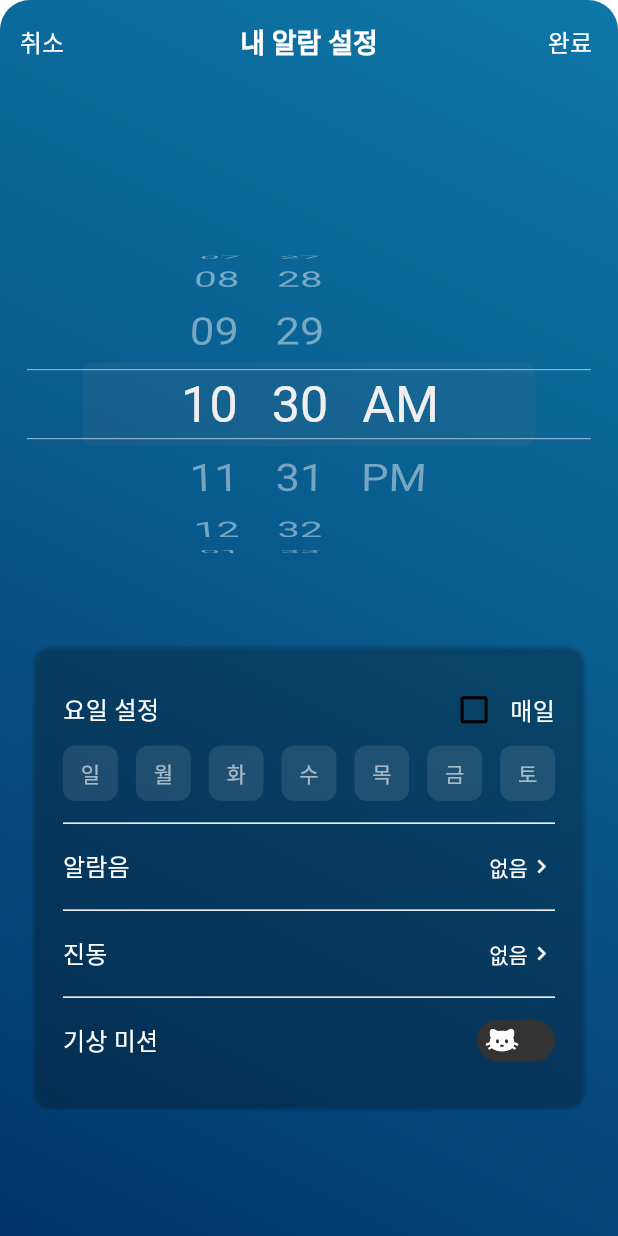
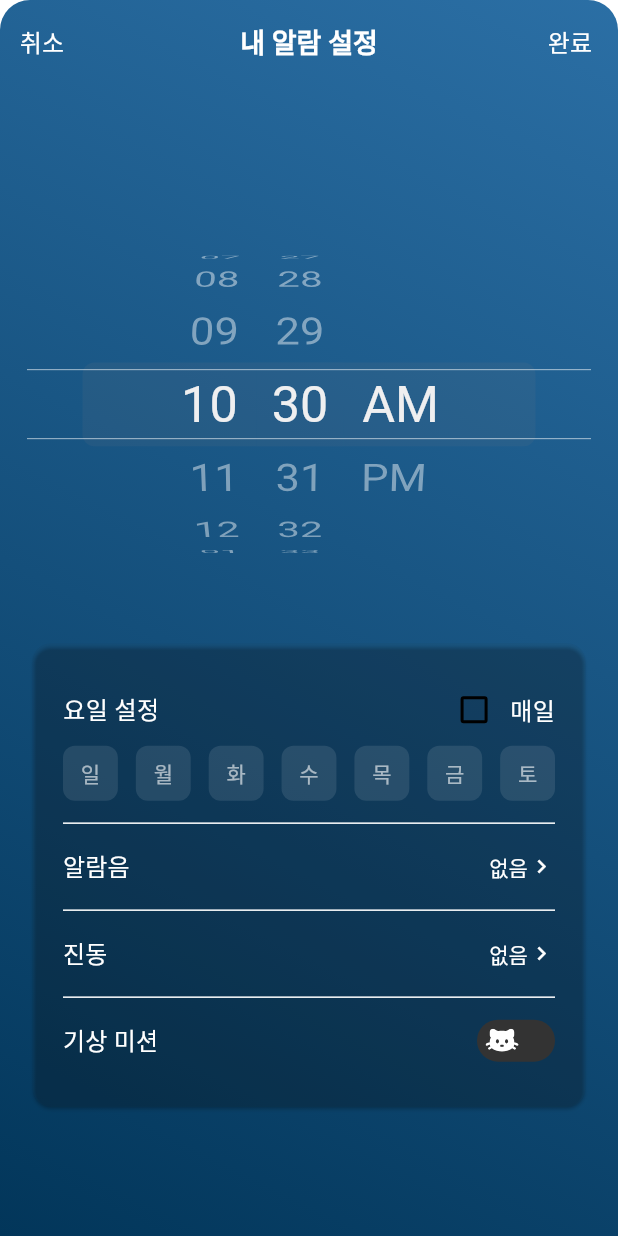
Before and after one commit to elian118/alarmi, a Flutter app: the MainScreen screen opened directly, scrolled down 576 dp, after a tap on "알람 생성", on a phone screen of 412 x 824 dp. Run offline on Flutter 3.47's test engine with Material 3 defaults, Android fonts, the phone set to English and light mode, and no system bars; our stand-ins replace animated_text_kit, awesome_notifications, flutter_animate, flutter_riverpod, flutter_svg, fluttertoast and 7 more; missing offline and left inert: shake; accounts and stored records are empty; Roboto replaces fonts that are missing (Pretendard); statements that could not run were skipped; project files that could hold a hidden picture were left out.

Commit message:
홈 > 밤 로티 이미지 적용

```diff
--- /dev/null
+++ b/lib/common/consts/raw_data/bg_gradation_color_set.dart
@@ -0,0 +1,8 @@
+import 'dart:ui';
+
+import 'package:alarmi/utils/date_utils.dart';
+
+List<Color> bgGradationColorSet = [
+  Color(isEvening() ? 0xFF101841 : 0xFF2b6fa5),
+  Color(isEvening() ? 0xFF101841 : 0xFF02365a),
+];
--- a/lib/features/alarm/screens/create_alarm_screen.dart
+++ b/lib/features/alarm/screens/create_alarm_screen.dart
@@ -1,6 +1,6 @@
+import 'package:alarmi/common/consts/raw_data/bg_gradation_color_set.dart';
 import 'package:alarmi/common/consts/sizes.dart';
 import 'package:alarmi/features/alarm/widgets/create_alarm.dart';
-import 'package:alarmi/utils/date_utils.dart';
 import 'package:flutter/material.dart';
 import 'package:go_router/go_router.dart';
 
@@ -17,8 +17,6 @@ class CreateAlarmScreen extends StatelessWidget {
 
   @override
   Widget build(BuildContext context) {
-    bool isEvening = 'good_evening' == getHourCategory();
-
     return
     // 기획 변경 시 적용
     ClipRRect(
@@ -76,14 +74,7 @@ class CreateAlarmScreen extends StatelessWidget {
                   gradient: LinearGradient(
                     begin: Alignment.topRight,
                     end: Alignment.bottomLeft,
-                    colors:
-                        !isEvening
-                            ? [
-                              Color(0xFF0d77a7),
-                              Color(0xFF08588b),
-                              Color(0xFF013569),
-                            ]
-                            : [Color(0xFF182a4e), Color(0xFF0f0923)],
+                    colors: bgGradationColorSet,
                   ),
                 ),
               ),
--- a/lib/features/alarm/widgets/alarm_settings.dart
+++ b/lib/features/alarm/widgets/alarm_settings.dart
@@ -48,14 +48,10 @@ class AlarmSettings extends StatefulWidget {
 class _AlarmSettingsState extends State<AlarmSettings> {
   String? _selectedBellId;
   String? _selectedVibrateId;
-  bool _isEvening = false;
 
   @override
   void initState() {
     super.initState();
-    setState(() {
-      _isEvening = isEvening();
-    });
     if (widget.bellId != null) _selectedBellId = widget.bellId;
     if (widget.vibrateId != null) _selectedVibrateId = widget.vibrateId;
   }
@@ -114,7 +110,7 @@ class _AlarmSettingsState extends State<AlarmSettings> {
   @override
   Widget build(BuildContext context) {
     return Card(
-      color: Colors.white.withValues(alpha: !_isEvening ? 0.01 : 0.1),
+      color: Colors.white.withValues(alpha: !isEvening() ? 0.01 : 0.1),
       child: Padding(
         padding: const EdgeInsets.all(20),
         child: Column(
--- a/lib/features/main/layers/first_main_layer.dart
+++ b/lib/features/main/layers/first_main_layer.dart
@@ -46,7 +46,6 @@ class _FirstMainLayerState extends State<FirstMainLayer>
   final Random _random = Random();
 
   bool _isInitialMotionSet = false;
-  bool _isEvening = false;
 
   @override
   void initState() {
@@ -57,14 +56,7 @@ class _FirstMainLayerState extends State<FirstMainLayer>
     );
     _catHiController = AnimationController(vsync: this, duration: 2.1.seconds);
 
-    setState(() {
-      _isEvening = isEvening();
-    });
-    // 저녁이 아닐때만 로띠 적용
-    // todo - 저녁용 로띠 애니메이션 얻으면 조건절 풀 것!
-    if (!_isEvening) {
     _setInitialCatMotionOnInitialLoad();
-    }
 
     super.initState();
   }
@@ -227,8 +219,7 @@ class _FirstMainLayerState extends State<FirstMainLayer>
               children: [
                 Positioned.fill(
                   child: Image.asset(
-                    // todo 저녁용 로띠가 있으면 아래 조건식 바꾸기
-                    !_isEvening
+                    !isEvening()
                         ? widget.backgroundImgPath
                         : widget.nightBackgroundImgPath,
                     fit: BoxFit.cover,
@@ -236,7 +227,6 @@ class _FirstMainLayerState extends State<FirstMainLayer>
                 ),
                 // todo 저녁용 로띠가 있으면 아래 조건식 바꾸기
                 // 저녁인 경우 아래 위젯 모두 감추기
-                if (!_isEvening) ...[
                 Positioned.fill(
                   child: Container(
                     alignment: Alignment.topCenter,
@@ -246,6 +236,7 @@ class _FirstMainLayerState extends State<FirstMainLayer>
                       fit: BoxFit.cover, // 잘림 무시하고 확대 - 좌우 슬라이드 애니메이션이라 상관 없음
                       height: getWinHeight(context),
                       repeat: true,
+                      visible: !isEvening(),
                     ),
                   ),
                 ),
@@ -254,7 +245,7 @@ class _FirstMainLayerState extends State<FirstMainLayer>
                     alignment: Alignment.topCenter,
                     child: buildLottieWidget(
                       assetPath:
-                            'assets/lotties/home_day_bg_sunlight_2x.json',
+                          'assets/lotties/home_${isEvening() ? 'night' : 'day'}_bg_${isEvening() ? 'star' : 'sunlight'}_2x.json',
                       controller: widget.bgSunlightLottieController,
                       repeat: true,
                     ),
@@ -262,7 +253,8 @@ class _FirstMainLayerState extends State<FirstMainLayer>
                 ),
                 Positioned.fill(
                   child: buildLottieWidget(
-                      assetPath: 'assets/lotties/home_day_bg_sea_1x_02.json',
+                    assetPath:
+                        'assets/lotties/home_${isEvening() ? 'night' : 'day'}_bg_sea_1x${isEvening() ? '' : '_02'}.json',
                     controller: widget.bgSeaLottieController,
                     repeat: true,
                   ),
@@ -278,7 +270,8 @@ class _FirstMainLayerState extends State<FirstMainLayer>
                 Align(
                   alignment: Alignment.center,
                   child: buildLottieWidget(
-                      assetPath: 'assets/lotties/home_day_cat_sit_x2_opti.json',
+                    assetPath:
+                        "assets/lotties/home_${isEvening() ? 'night' : 'day'}_cat_${isEvening() ? 'sleep_x2_90' : 'sit_x2'}_opti.json",
                     controller: _catSitController,
                     // width: getWinWidth(context) * 0.7,
                     // height: getWinWidth(context) * 0.7,
@@ -292,7 +285,7 @@ class _FirstMainLayerState extends State<FirstMainLayer>
                   alignment: Alignment.center,
                   child: buildLottieWidget(
                     assetPath:
-                          'assets/lotties/home_day_cat_wave_x2_opti.json',
+                        "assets/lotties/home_${isEvening() ? 'night' : 'day'}_cat_${isEvening() ? 'sleep_x2_90' : 'wave_x2'}_opti.json",
                     controller: _catWaveController,
                     // width: getWinWidth(context) * 0.7,
                     // height: getWinWidth(context) * 0.7,
@@ -305,7 +298,8 @@ class _FirstMainLayerState extends State<FirstMainLayer>
                 Align(
                   alignment: Alignment.center,
                   child: buildLottieWidget(
-                      assetPath: 'assets/lotties/home_day_cat_hi_x2_opti.json',
+                    assetPath:
+                        "assets/lotties/home_${isEvening() ? 'night' : 'day'}_cat_${isEvening() ? 'sleep_x2_90' : 'hi_x2'}_opti.json",
                     controller: _catHiController,
                     // width: getWinWidth(context) * 0.7,
                     // height: getWinWidth(context) * 0.7,
@@ -316,7 +310,6 @@ class _FirstMainLayerState extends State<FirstMainLayer>
                   ),
                 ),
               ],
-              ],
             ),
           ),
         ],
--- a/lib/features/main/layers/second_main_layer.dart
+++ b/lib/features/main/layers/second_main_layer.dart
@@ -1,4 +1,4 @@
-import 'package:alarmi/utils/date_utils.dart';
+import 'package:alarmi/common/consts/raw_data/bg_gradation_color_set.dart';
 import 'package:alarmi/utils/helper_utils.dart';
 import 'package:flutter/material.dart';
 
@@ -17,10 +17,7 @@ class SecondMainLayer extends StatelessWidget {
               gradient: LinearGradient(
                 begin: Alignment.topCenter,
                 end: Alignment.bottomCenter,
-                colors: [
-                  Color(isEvening() ? 0xFF101841 : 0xFF2b6fa5),
-                  Color(0xFF02365a),
-                ],
+                colors: bgGradationColorSet,
               ),
             ),
           ),
--- a/lib/features/main/screens/main_screen.dart
+++ b/lib/features/main/screens/main_screen.dart
@@ -5,12 +5,14 @@ import 'package:alarmi/features/main/layers/my_alarms_layer.dart';
 import 'package:alarmi/features/main/layers/second_main_layer.dart';
 import 'package:alarmi/features/main/widgets/create_alarm_button.dart';
 import 'package:alarmi/features/test/screens/alarm_test_screen.dart';
+import 'package:alarmi/utils/date_utils.dart';
 import 'package:flutter/material.dart';
 import 'package:flutter_animate/flutter_animate.dart';
 import 'package:go_router/go_router.dart';
 
 const String _backgroundImgPath = 'assets/images/backgrounds/home_day_bg.png';
-const String _nightBackgroundImgPath = 'assets/images/backgrounds/bg_night.png';
+const String _nightBackgroundImgPath =
+    'assets/images/backgrounds/home_night_bg.png';
 
 class MainScreen extends StatefulWidget {
   static const String routeName = 'main';
@@ -66,7 +68,9 @@ class _MainScreenState extends State<MainScreen> with TickerProviderStateMixin {
 
   Future<void> _preloadAssets() async {
     // 1. 배경 이미지 미리 로드
-    final ImageProvider backgroundProvider = AssetImage(_backgroundImgPath);
+    final ImageProvider backgroundProvider = AssetImage(
+      isEvening() ? _nightBackgroundImgPath : _backgroundImgPath,
+    );
 
     if (mounted) {
       await precacheImage(backgroundProvider, context);
```
Also changed, not shown: lib/features/alarm/widgets/bell_settings_dialog.dart (+2 -5 lines), lib/features/alarm/widgets/vibrate_settings_dialog.dart (+2 -5 lines), lib/features/main/layers/my_alarms_layer.dart (+4 -4 lines). Lines whose indentation alone changed are shown as unchanged.
